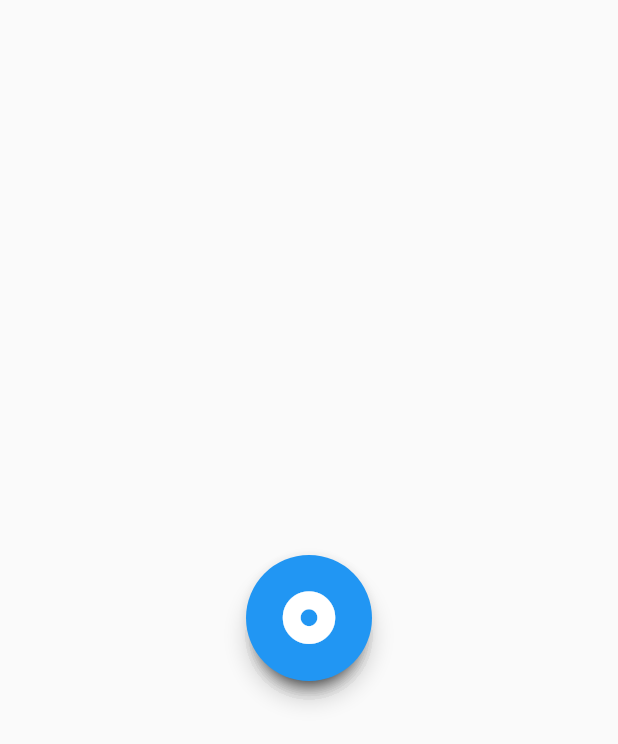
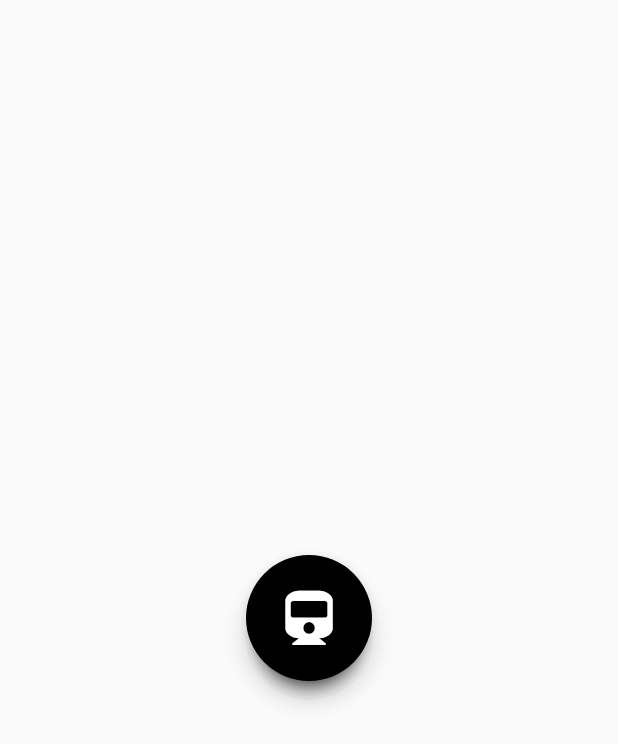
Before and after one commit to jithinlal/radial_button_flutter, a Flutter app: the screen it shows after launch, on a phone screen of 412 x 824 dp. Shown: the top 744 px of the screen. Run offline on Flutter 3.47's test engine with Material 2 defaults, Android fonts, the phone set to English and light mode, and no system bars; our stand-ins replace font_awesome_flutter.

Commit message:
icon commit

```diff
--- a/lib/main.dart
+++ b/lib/main.dart
@@ -9,6 +9,7 @@ class MyApp extends StatelessWidget {
   @override
   Widget build(BuildContext context) {
     return MaterialApp(
+      debugShowCheckedModeBanner: false,
       home: Scaffold(
         body: SizedBox.expand(
           child: RadialMenu(),
@@ -87,22 +88,22 @@ class RadialAnimation extends StatelessWidget {
           child: Stack(
             alignment: Alignment.center,
             children: <Widget>[
-              _buildButton(0,
-                  color: Colors.red, icon: FontAwesomeIcons.thumbtack),
-              _buildButton(45,
-                  color: Colors.green, icon: FontAwesomeIcons.sprayCan),
-              _buildButton(90,
-                  color: Colors.orange, icon: FontAwesomeIcons.stackOverflow),
-              _buildButton(135,
-                  color: Colors.blue, icon: FontAwesomeIcons.kiwiBird),
-              _buildButton(180,
-                  color: Colors.yellow, icon: FontAwesomeIcons.laptop),
-              _buildButton(225,
-                  color: Colors.purple, icon: FontAwesomeIcons.industry),
-              _buildButton(270,
-                  color: Colors.teal, icon: FontAwesomeIcons.bandcamp),
-              _buildButton(315,
-                  color: Colors.pink, icon: FontAwesomeIcons.firefox),
+              _buildButton(0, 'Train Arrivals',
+                  color: Colors.red, icon: FontAwesomeIcons.personBooth),
+              _buildButton(45, 'Train Fare Enquiry',
+                  color: Colors.green, icon: FontAwesomeIcons.moneyBill),
+              _buildButton(90, 'Live Train Status',
+                  color: Colors.cyan[400], icon: FontAwesomeIcons.hourglass),
+              _buildButton(135, 'Train Between Statios',
+                  color: Colors.blue, icon: FontAwesomeIcons.landmark),
+              _buildButton(180, 'Train Route',
+                  color: Colors.yellow[900], icon: FontAwesomeIcons.route),
+              _buildButton(225, 'Train Name/Number',
+                  color: Colors.purple, icon: FontAwesomeIcons.train),
+              _buildButton(270, 'PNR Status',
+                  color: Colors.teal, icon: FontAwesomeIcons.infoCircle),
+              _buildButton(315, 'Seat Availability',
+                  color: Colors.pink, icon: FontAwesomeIcons.chair),
               Transform.scale(
                 scale: scale.value - 1.5,
                 child: FloatingActionButton(
@@ -114,8 +115,9 @@ class RadialAnimation extends StatelessWidget {
               Transform.scale(
                 scale: scale.value,
                 child: FloatingActionButton(
-                  child: Icon(FontAwesomeIcons.solidDotCircle),
+                  child: Icon(FontAwesomeIcons.train),
                   onPressed: _open,
+                  backgroundColor: Colors.black,
                 ),
               ),
             ],
@@ -133,7 +135,12 @@ class RadialAnimation extends StatelessWidget {
     controller.reverse();
   }
 
-  _buildButton(double angle, {Color color, IconData icon}) {
+  _buildButton(
+    double angle,
+    String text, {
+    Color color,
+    IconData icon,
+  }) {
     final double rad = radians(angle);
     return Transform(
       transform: Matrix4.identity()
@@ -145,6 +152,7 @@ class RadialAnimation extends StatelessWidget {
         child: Icon(icon),
         backgroundColor: color,
         onPressed: _close,
+        tooltip: text,
       ),
     );
   }
--- a/pubspec.yaml
+++ b/pubspec.yaml
@@ -17,6 +17,12 @@ dependencies:
         sdk: flutter
     vector_math: ^2.0.8
     font_awesome_flutter: ^8.4.0
+    flutter_launcher_icons: ^0.7.0
+
+flutter_icons:
+    image_path: 'icons/icon.png'
+    android: true
+    ios: true
 
     # The following adds the Cupertino Icons font to your application.
     # Use with the CupertinoIcons class for iOS style icons.
```
Also changed, not shown: icons/icon.png (added), 20 other files.
